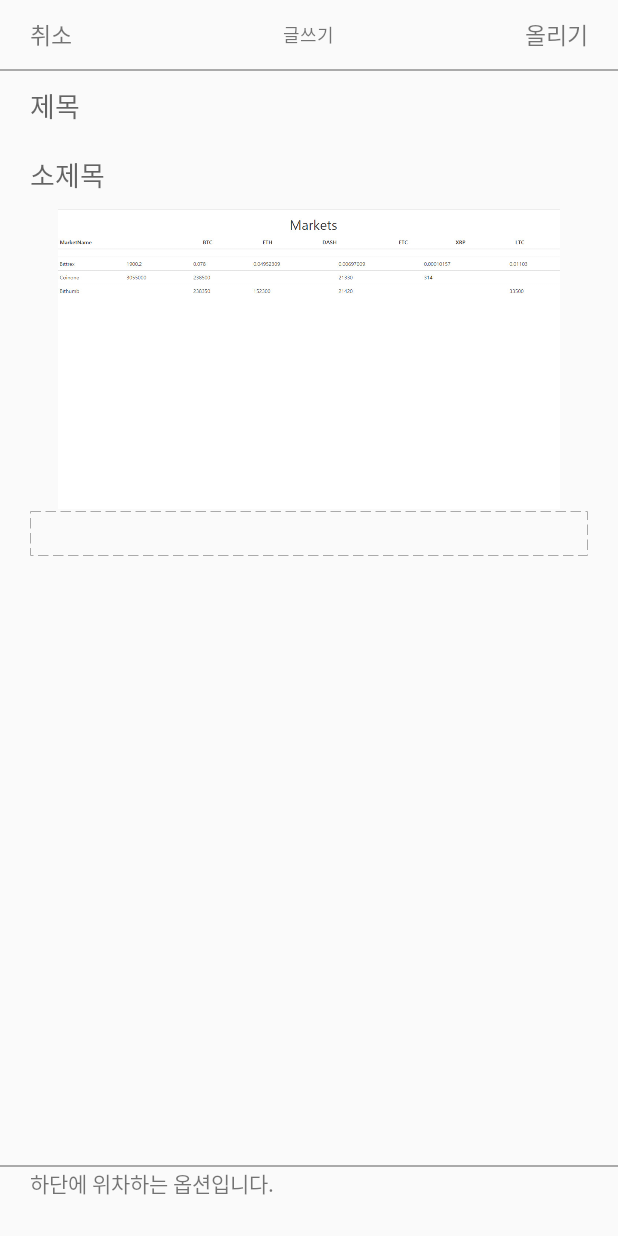
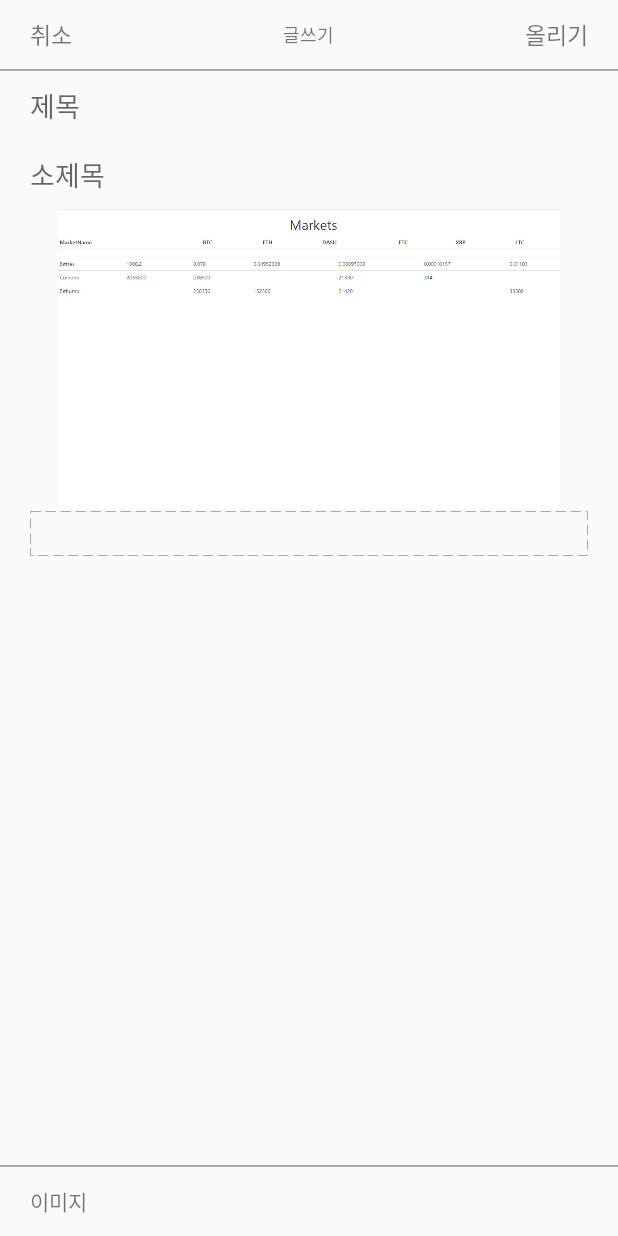
Before and after one commit to lowapple/PinEditor-android, an Android app: the screen it shows after launch (EditorActivity), on a phone screen of 412 x 824 dp. Run offline under Robolectric (Android 15) with nearby library versions, the phone set to English and light mode, and no system bars; Roboto replaces fonts that are not available here; 4 statements that could not run were skipped.

Commit message:
Add toolbar popup callback

```diff
--- a/app/src/main/java/com/plancatlog/pineditor/Components/ComponentFactory.kt
+++ b/app/src/main/java/com/plancatlog/pineditor/Components/ComponentFactory.kt
@@ -6,6 +6,7 @@ import android.view.KeyEvent
 import android.view.View
 import android.view.inputmethod.EditorInfo
 import android.widget.LinearLayout
+import android.widget.PopupWindow
 import com.plancatlog.pineditor.Components.Base.ComponentBase
 import com.plancatlog.pineditor.Components.Base.ComponentType
 import com.plancatlog.pineditor.Components.EditText.ComponentEditText
@@ -19,6 +20,8 @@ import com.plancatlog.pineditor.R
 class ComponentFactory(context: Context) {
     private var parent: LinearLayout? = null
     private var context: Context? = null
+
+    lateinit var toolbarPopupCallback: (() -> Unit)
 
     val componentList = arrayListOf<ComponentBase>()
 
@@ -42,7 +45,13 @@ class ComponentFactory(context: Context) {
             view!!.setTag(component)
 
             Log.i("Editor", component.EditText().toString())
-
+            component.EditText().setOnClickListener {
+                toolbarPopupCallback.invoke()
+            }
+            component.EditText().setOnFocusChangeListener { view, b ->
+                if (b)
+                    toolbarPopupCallback.invoke()
+            }
             component.EditText().setOnEditorActionListener { textView, i, keyEvent ->
                 val isEnterEvent = keyEvent != null && keyEvent.keyCode === KeyEvent.KEYCODE_ENTER
                 val isEnterUpEvent = isEnterEvent && keyEvent.keyCode === KeyEvent.ACTION_UP
--- a/app/src/main/java/com/plancatlog/pineditor/EditorActivity.kt
+++ b/app/src/main/java/com/plancatlog/pineditor/EditorActivity.kt
@@ -20,6 +20,7 @@ import android.os.Handler
 import android.util.Log
 import android.view.*
 import android.widget.*
+import kotlinx.android.synthetic.main.editor_bottom_toolbar.view.*
 
 
 open class EditorActivity : AppCompatActivity() {
@@ -52,15 +53,25 @@ open class EditorActivity : AppCompatActivity() {
         // =====================================
 
         componentFactory = ComponentFactory(this@EditorActivity).parent(editorComponents)!!
+        componentFactory.toolbarPopupCallback = {
+            toolbarPopup.dismiss()
+        }
+
         componentFactory.addMediaImage(0)
         componentFactory.addEditText(1)
-        // 현재 추가된 컴포넌트들을 List에 넣는다
         componentFactory.componentReload()
+
+        editor_bottom_toolbar.toolbar_image.setOnClickListener {
+            toolbarPopup.height = keyboardHeight - toolbarHeight
+            toolbarPopup.showAtLocation(
+                    editor_parent,
+                    Gravity.BOTTOM,
+                    0, 0)
+        }
 
         // =====================================
         val MIN_KEYBOARD_HEIGHT_PX = 150
         val decorView = getWindow().getDecorView()
-
         decorView.getViewTreeObserver().addOnGlobalLayoutListener(object : ViewTreeObserver.OnGlobalLayoutListener {
             private val windowVisibleDisplayFrame = Rect()
             private var lastVisibleDecorViewHeight: Int = 0
@@ -73,11 +84,6 @@ open class EditorActivity : AppCompatActivity() {
                         val currentKeyboardHeight = decorView.getHeight() - windowVisibleDisplayFrame.bottom
                         Log.i("Keyboard", currentKeyboardHeight.toString())
                         keyboardHeight = currentKeyboardHeight
-                        toolbarPopup.height = keyboardHeight - toolbarHeight
-                        toolbarPopup.showAtLocation(
-                                editor_parent,
-                                Gravity.BOTTOM,
-                                0, 0)
                     } else if (lastVisibleDecorViewHeight + MIN_KEYBOARD_HEIGHT_PX < visibleDecorViewHeight) {
                         toolbarPopup.dismiss()
                     }
--- a/app/src/main/res/layout/activity_editor.xml
+++ b/app/src/main/res/layout/activity_editor.xml
@@ -55,6 +55,7 @@
         app:layout_constraintRight_toRightOf="parent">
 
         <include
+            android:id="@+id/editor_bottom_toolbar"
             layout="@layout/editor_bottom_toolbar" />
     </LinearLayout>
 </android.support.constraint.ConstraintLayout>
--- a/app/src/main/res/layout/editor_bottom_toolbar.xml
+++ b/app/src/main/res/layout/editor_bottom_toolbar.xml
@@ -12,9 +12,17 @@
         android:paddingLeft="@dimen/editor_basic_padding"
         android:paddingRight="@dimen/editor_basic_padding">
 
-        <TextView
+        <LinearLayout
             android:layout_width="match_parent"
             android:layout_height="match_parent"
-            android:text="하단에 위차하는 옵션입니다." />
+            android:gravity="center_vertical"
+            android:orientation="horizontal">
+
+            <TextView
+                android:id="@+id/toolbar_image"
+                android:layout_width="wrap_content"
+                android:layout_height="wrap_content"
+                android:text="이미지" />
+        </LinearLayout>
     </RelativeLayout>
 </LinearLayout>
```
